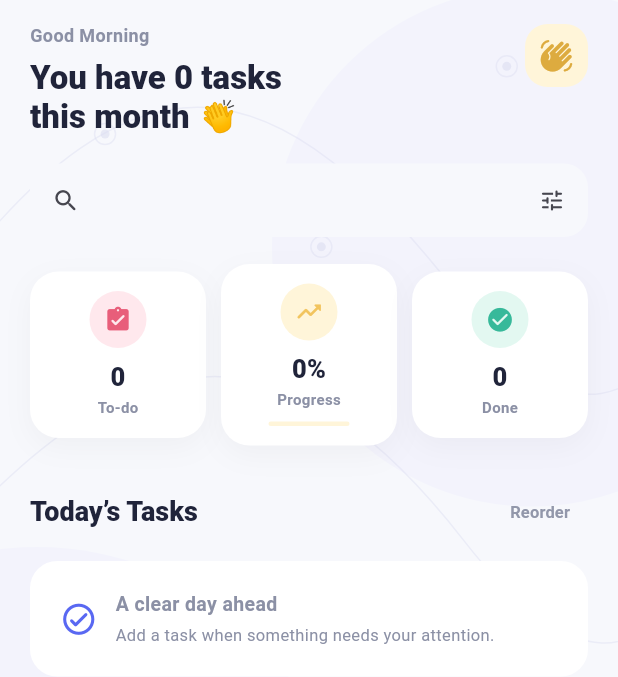
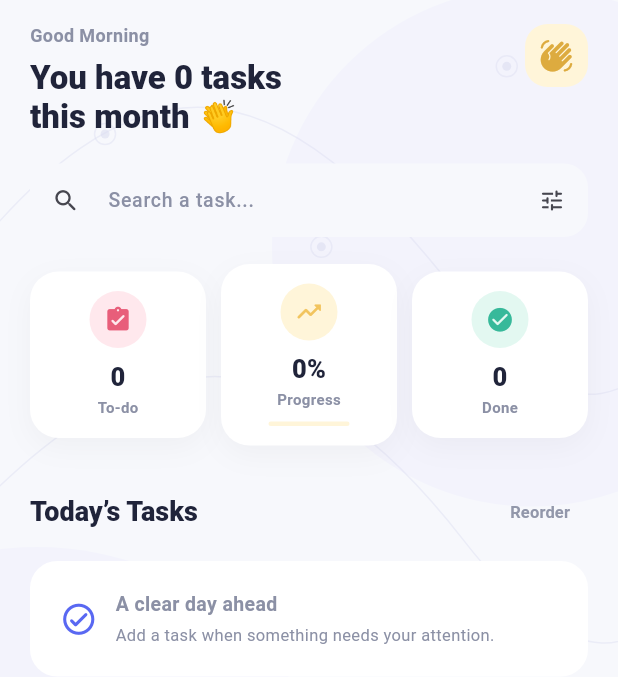
Before and after one commit to NaveenManickam/DayPliot1.0, a Flutter app: the screen it shows after launch, on a phone screen of 412 x 824 dp, the part 69-746 px from its top. Run offline on Flutter 3.47's test engine with Material 3 defaults, Android fonts, the phone set to English and light mode, and no system bars; our stand-ins replace flutter_local_notifications, flutter_timezone, shared_preferences, sqflite, timezone; missing offline and left inert: cryptography; accounts and stored records are empty.

Commit message:
Fix localized search field constructor

```diff
--- a/lib/screens/my_day_screen.dart
+++ b/lib/screens/my_day_screen.dart
@@ -57,7 +57,7 @@ class _MyDayScreenState extends State<MyDayScreen> {
         const SizedBox(height: 18),
         TextField(
           onChanged: (value) => setState(() => _search = value),
-          decoration: const InputDecoration(
+          decoration: InputDecoration(
             hintText: context.dp('Search a task...'),
             prefixIcon: Icon(Icons.search_rounded, size: 19),
             suffixIcon: Icon(Icons.tune_rounded, size: 18),
```
